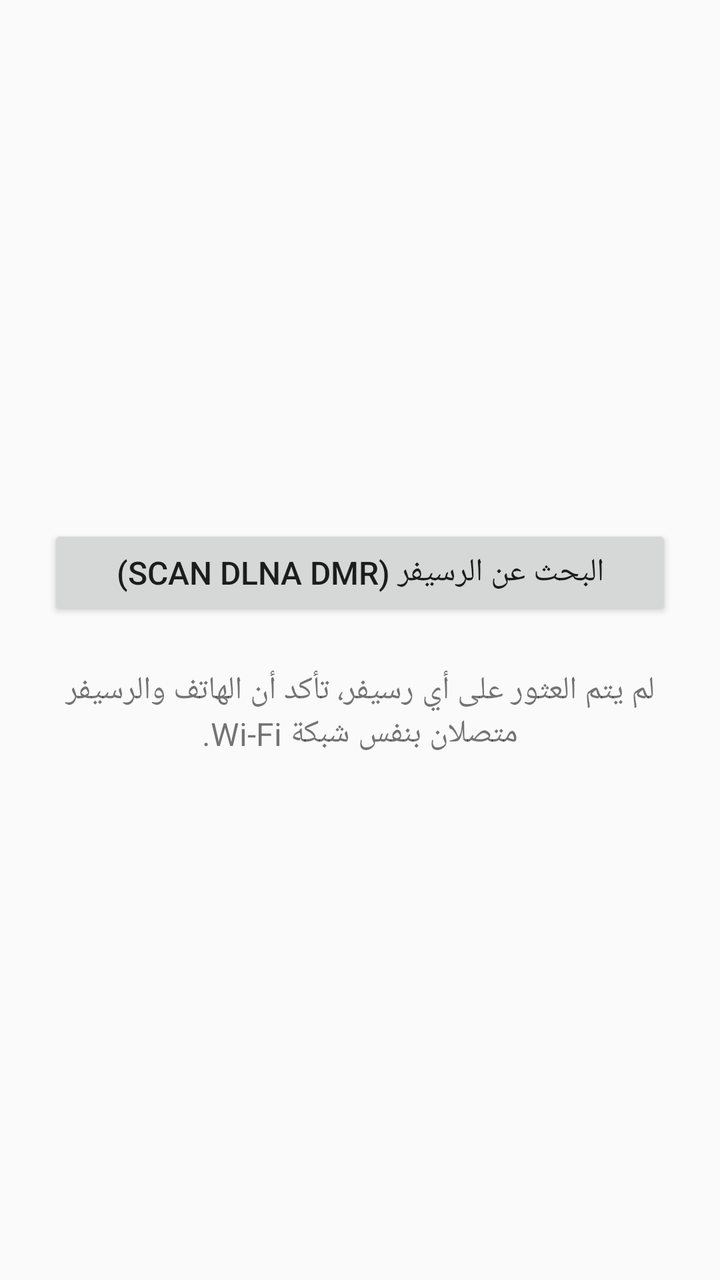
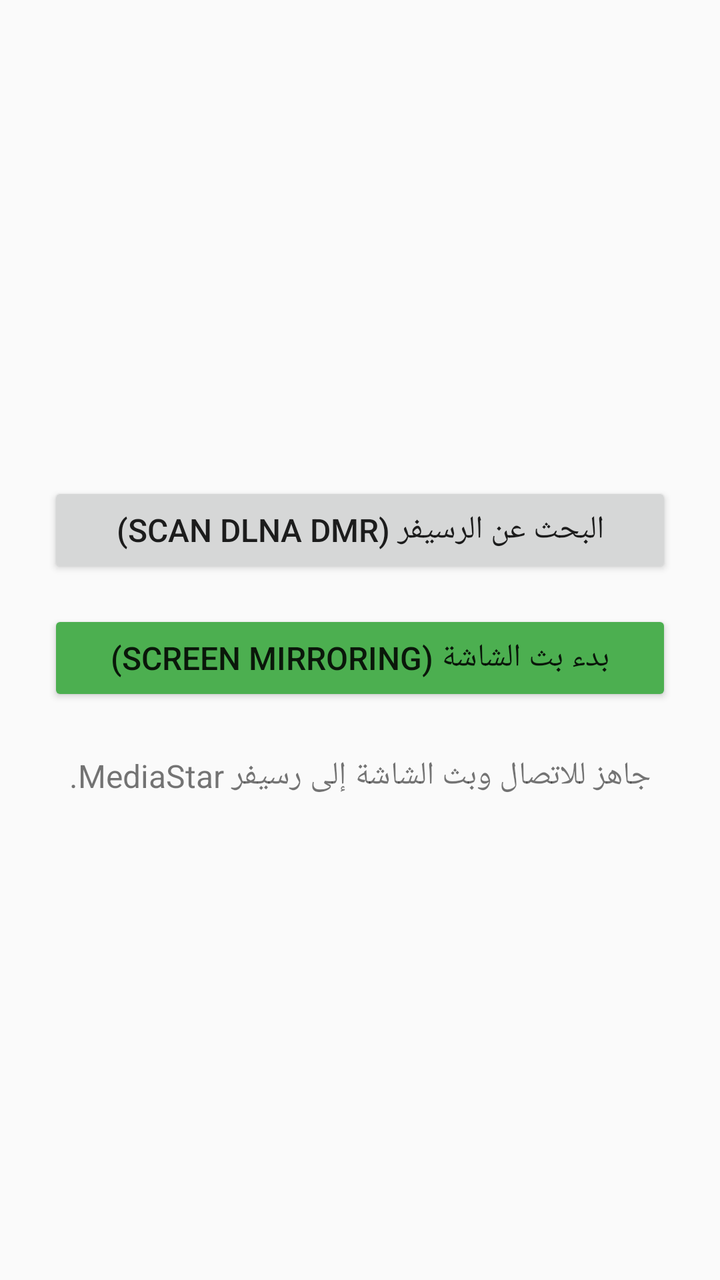

An Android layout rendered at two revisions. The XML below is the earlier revision; the diff shows what the commit changed to produce the second picture.
<!-- AndroidManifest.xml: application theme Theme.AppCompat.Light.DarkActionBar -->
<!-- res/layout/activity_main.xml -->
<?xml version="1.0" encoding="utf-8"?>
<LinearLayout xmlns:android="http://schemas.android.com/apk/res/android"
    android:layout_width="match_parent"
    android:layout_height="match_parent"
    android:orientation="vertical"
    android:padding="24dp"
    android:gravity="center">

    <Button
        android:id="@+id/scanButton"
        android:layout_width="match_parent"
        android:layout_height="wrap_content"
        android:text="البحث عن الرسيفر (SCAN DLNA DMR)"
        android:textSize="16sp"
        android:padding="12dp" />

    <TextView
        android:id="@+id/statusText"
        android:layout_width="match_parent"
        android:layout_height="wrap_content"
        android:layout_marginTop="24dp"
        android:text="لم يتم العثور على أي رسيفر، تأكد أن الهاتف والرسيفر متصلان بنفس شبكة Wi-Fi."
        android:textSize="16sp"
        android:gravity="center" />

</LinearLayout>
<!-- resources referenced by this layout -->
<resources>

</resources>

<!-- the commit's change to res/layout/activity_main.xml (unified diff, before → after) -->
@@ -14,12 +14,22 @@
         android:textSize="16sp"
         android:padding="12dp" />
 
+    <Button
+        android:id="@+id/mirrorButton"
+        android:layout_width="match_parent"
+        android:layout_height="wrap_content"
+        android:text="بدء بث الشاشة (Screen Mirroring)"
+        android:textSize="16sp"
+        android:padding="12dp"
+        android:layout_marginTop="16dp"
+        android:backgroundTint="#4CAF50" />
+
     <TextView
         android:id="@+id/statusText"
         android:layout_width="match_parent"
         android:layout_height="wrap_content"
         android:layout_marginTop="24dp"
-        android:text="لم يتم العثور على أي رسيفر، تأكد أن الهاتف والرسيفر متصلان بنفس شبكة Wi-Fi."
+        android:text="جاهز للاتصال وبث الشاشة إلى رسيفر MediaStar."
         android:textSize="16sp"
         android:gravity="center" />
 
